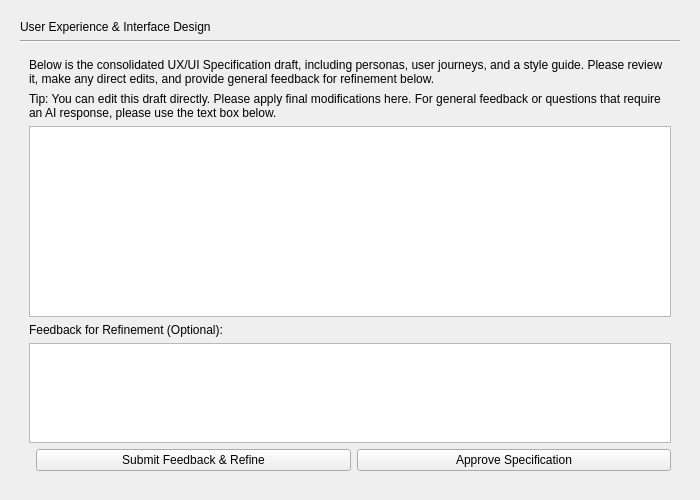
The window that gui/ux_spec_page.ui (mariolewis/asdf_factory) describes before a commit, drawn with Qt 5.
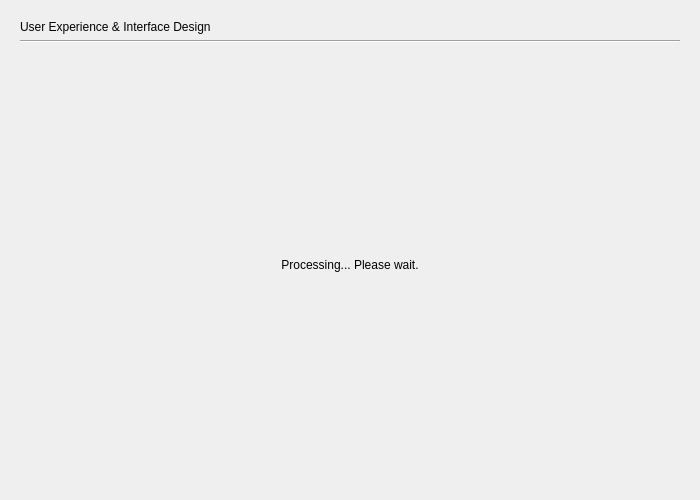
The same window after the commit. The open tabs and pages were chosen to show the change.

Commit message: fix(gui): Standardize refinement workflow and fix UI bugs for CR-ASDF-P2A2-02

```diff
--- a/gui/ux_spec_page.ui
+++ b/gui/ux_spec_page.ui
@@ -111,6 +111,46 @@
        </item>
       </layout>
      </widget>
+     <widget class="QWidget" name="processingPage">
+      <layout class="QVBoxLayout" name="verticalLayout_11">
+       <item>
+        <spacer name="verticalSpacer_2">
+         <property name="orientation">
+          <enum>Qt::Vertical</enum>
+         </property>
+         <property name="sizeHint" stdset="0">
+          <size>
+           <width>20</width>
+           <height>40</height>
+          </size>
+         </property>
+        </spacer>
+       </item>
+       <item>
+        <widget class="QLabel" name="processingLabel">
+         <property name="text">
+          <string>Processing... Please wait.</string>
+         </property>
+         <property name="alignment">
+          <set>Qt::AlignCenter</set>
+         </property>
+        </widget>
+       </item>
+       <item>
+        <spacer name="verticalSpacer_3">
+         <property name="orientation">
+          <enum>Qt::Vertical</enum>
+         </property>
+         <property name="sizeHint" stdset="0">
+          <size>
+           <width>20</width>
+           <height>40</height>
+          </size>
+         </property>
+        </spacer>
+       </item>
+      </layout>
+     </widget>
     </widget>
    </item>
   </layout>
```
The commit also changes 7 other files.
